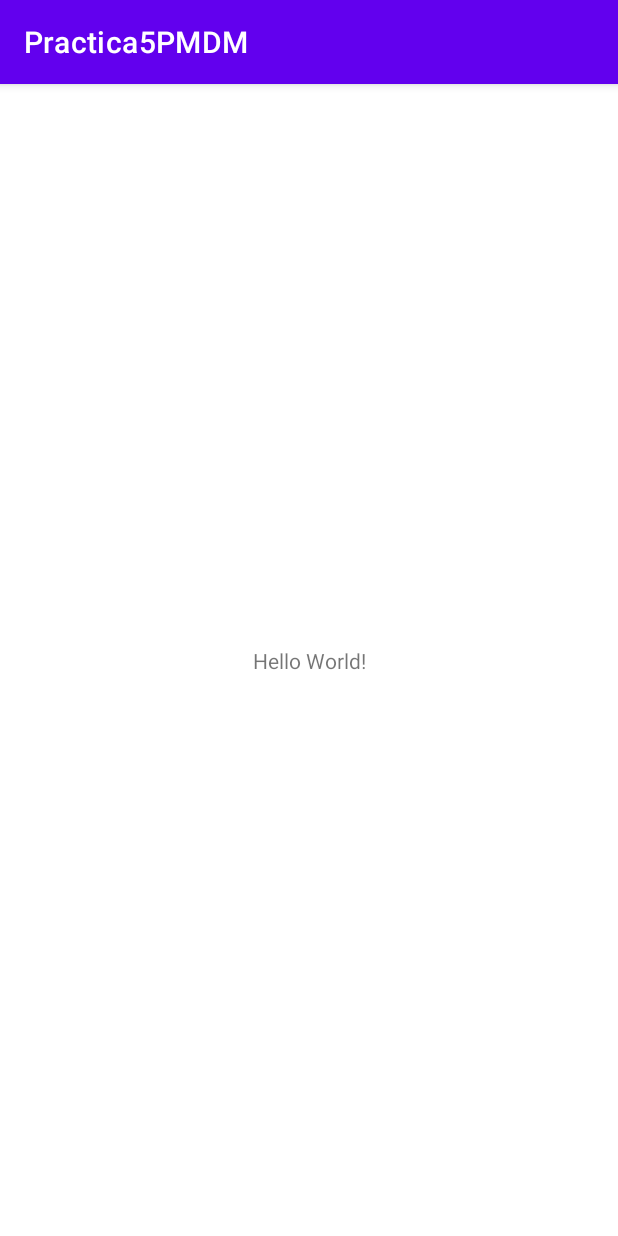
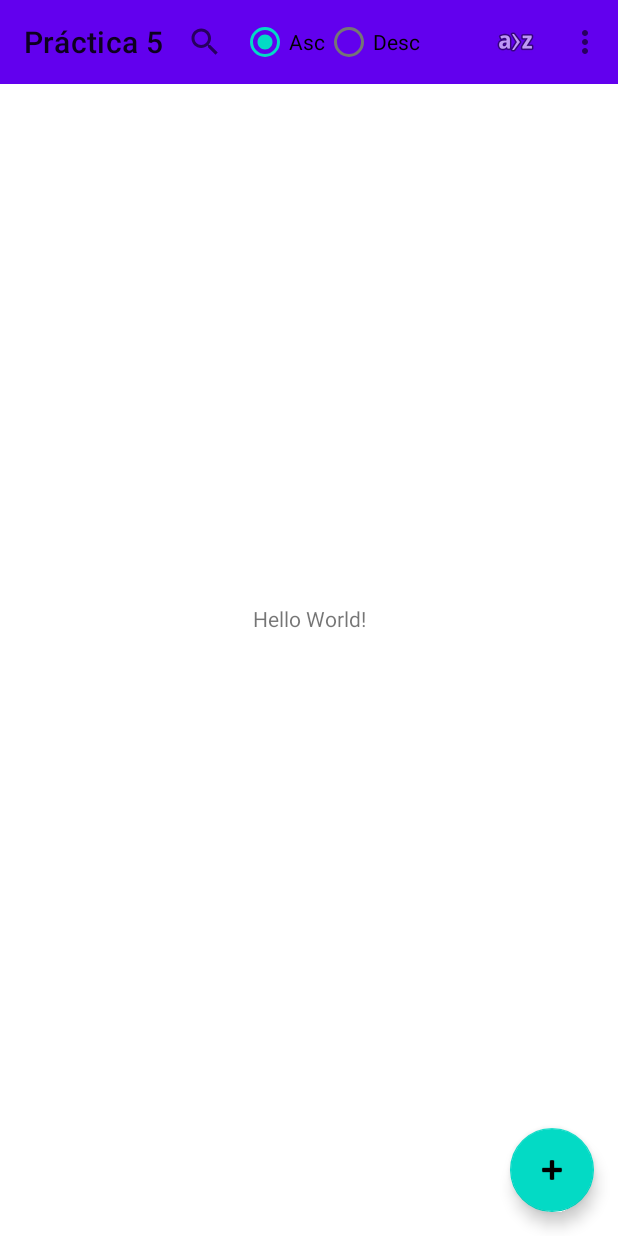
Before and after one commit to sochoa2021DanielAbellan/Practica5, an Android app: the screen it shows after launch (MainActivity), on a phone screen of 412 x 824 dp. Run offline under Robolectric (Android 15) with nearby library versions, the phone set to English and light mode, and no system bars.

```diff
--- a/app/build.gradle
+++ b/app/build.gradle
@@ -32,6 +32,18 @@ dependencies {
     implementation 'androidx.appcompat:appcompat:1.4.0'
     implementation 'com.google.android.material:material:1.4.0'
     implementation 'androidx.constraintlayout:constraintlayout:2.1.2'
+
+    implementation "androidx.room:room-runtime:2.3.0"
+    annotationProcessor "androidx.room:room-compiler:2.3.0"
+
+    implementation 'androidx.room:room-rxjava2:2.3.0'
+    implementation 'io.reactivex.rxjava2:rxandroid:2.1.1'
+    implementation 'androidx.recyclerview:recyclerview:1.2.1'
+    implementation 'androidx.cardview:cardview:1.0.0'
+
+    implementation "androidx.lifecycle:lifecycle-extensions:2.2.0"
+    annotationProcessor 'androidx.lifecycle:lifecycle-compiler:2.4.0'
+
     testImplementation 'junit:junit:4.+'
     androidTestImplementation 'androidx.test.ext:junit:1.1.3'
     androidTestImplementation 'androidx.test.espresso:espresso-core:3.4.0'
--- a/app/src/main/AndroidManifest.xml
+++ b/app/src/main/AndroidManifest.xml
@@ -11,7 +11,8 @@
         android:theme="@style/Theme.Practica5PMDM">
         <activity
             android:name=".MainActivity"
-            android:exported="true">
+            android:exported="true"
+            android:theme="@style/Theme.Practica5PMDM.NoActionBar">
             <intent-filter>
                 <action android:name="android.intent.action.MAIN" />
 
--- a/app/src/main/java/net/iessochoa/danielabellan/practica5pmdm/MainActivity.java
+++ b/app/src/main/java/net/iessochoa/danielabellan/practica5pmdm/MainActivity.java
@@ -1,8 +1,10 @@
 package net.iessochoa.danielabellan.practica5pmdm;
 
 import androidx.appcompat.app.AppCompatActivity;
+import androidx.appcompat.widget.Toolbar;
 
 import android.os.Bundle;
+import android.view.Menu;
 
 public class MainActivity extends AppCompatActivity {
 
@@ -10,5 +12,23 @@ public class MainActivity extends AppCompatActivity {
     protected void onCreate(Bundle savedInstanceState) {
         super.onCreate(savedInstanceState);
         setContentView(R.layout.activity_main);
+
+        //Creamos y asignamos la Toolbar que hemos creado en la Actividad.
+        Toolbar miToolbar = findViewById(R.id.miToolbar);
+        setSupportActionBar(miToolbar);
     }
+
+    /*
+    *Este código es necesario para que se muestre nuestro Menú previamente creado en la parte superior de la pantalla
+    */
+    @Override
+    public boolean onCreateOptionsMenu(Menu menu) {
+        getMenuInflater().inflate(R.menu.menu_main, menu);
+        return true;
+    }
+
+
+
+
+
 }
--- a/app/src/main/res/layout/activity_main.xml
+++ b/app/src/main/res/layout/activity_main.xml
@@ -1,10 +1,26 @@
 <?xml version="1.0" encoding="utf-8"?>
-<androidx.constraintlayout.widget.ConstraintLayout xmlns:android="http://schemas.android.com/apk/res/android"
+<androidx.coordinatorlayout.widget.CoordinatorLayout
+    xmlns:android="http://schemas.android.com/apk/res/android"
     xmlns:app="http://schemas.android.com/apk/res-auto"
     xmlns:tools="http://schemas.android.com/tools"
     android:layout_width="match_parent"
     android:layout_height="match_parent"
     tools:context=".MainActivity">
+
+    <com.google.android.material.appbar.AppBarLayout
+        android:id="@+id/appBarLayout"
+        android:layout_width="match_parent"
+        android:layout_height="wrap_content"
+        android:theme="@style/Theme.Practica5PMDM.AppBarOverlay">
+
+    </com.google.android.material.appbar.AppBarLayout>
+
+    <androidx.constraintlayout.widget.ConstraintLayout
+        xmlns:android="http://schemas.android.com/apk/res/android"
+        xmlns:tools="http://schemas.android.com/tools"
+        xmlns:app="http://schemas.android.com/apk/res-auto"
+        android:layout_width="match_parent"
+        android:layout_height="match_parent">
 
         <TextView
             android:layout_width="wrap_content"
@@ -16,3 +32,50 @@
             app:layout_constraintTop_toTopOf="parent" />
 
     </androidx.constraintlayout.widget.ConstraintLayout>
+
+<com.google.android.material.floatingactionbutton.FloatingActionButton
+    android:id="@+id/fab"
+    android:layout_width="wrap_content"
+    android:layout_height="wrap_content"
+    android:layout_gravity="bottom|end"
+    android:layout_margin="16dp"
+    app:srcCompat="@android:drawable/ic_input_add" />
+
+    <androidx.appcompat.widget.Toolbar
+        android:id="@+id/miToolbar"
+        android:layout_width="match_parent"
+        android:layout_height="?attr/actionBarSize"
+        android:background="?attr/colorPrimary"
+        app:popupTheme="@style/Theme.Practica5PMDM.PopupOverlay">
+
+        <androidx.appcompat.widget.SearchView
+            android:id="@+id/svBusqueda"
+            android:layout_width="wrap_content"
+            android:layout_height="match_parent" >
+
+        </androidx.appcompat.widget.SearchView>
+
+        <RadioGroup
+            android:layout_width="wrap_content"
+            android:layout_height="wrap_content"
+            android:orientation="horizontal">
+
+            <RadioButton
+                android:id="@+id/rbAscendente"
+                android:layout_width="match_parent"
+                android:layout_height="wrap_content"
+                android:checked="true"
+                android:text="@string/rbAscendente" />
+
+            <RadioButton
+                android:id="@+id/rbDescendente"
+                android:layout_width="match_parent"
+                android:layout_height="wrap_content"
+                android:text="@string/rbDescendente" />
+        </RadioGroup>
+
+    </androidx.appcompat.widget.Toolbar>
+
+
+
+</androidx.coordinatorlayout.widget.CoordinatorLayout>
--- /dev/null
+++ b/app/src/main/res/menu/menu_main.xml
@@ -0,0 +1,22 @@
+<?xml version="1.0" encoding="utf-8"?>
+<menu xmlns:app="http://schemas.android.com/apk/res-auto"
+    xmlns:android="http://schemas.android.com/apk/res/android">
+
+    <item
+        android:id="@+id/action_ordenar"
+        android:icon="@android:drawable/ic_menu_sort_alphabetically"
+        android:title=""
+        app:showAsAction="always" />
+    <item
+        android:id="@+id/action_valoravida"
+        android:title="@string/menuValora" />
+    <item
+        android:id="@+id/action_fechas"
+        android:title="@string/menuFechas" />
+    <item
+        android:id="@+id/action_setting"
+        android:title="@string/menuSetting" />
+    <item
+        android:id="@+id/action_about"
+        android:title="@string/menuAbout" />
+</menu>
--- a/app/src/main/res/values/strings.xml
+++ b/app/src/main/res/values/strings.xml
@@ -1,3 +1,9 @@
 <resources>
-    <string name="app_name">Practica5PMDM</string>
+    <string name="app_name">Práctica 5</string>
+    <string name="menuValora">Valora vida</string>
+    <string name="menuFechas">Mostrar entre fechas</string>
+    <string name="menuSetting">Configurar</string>
+    <string name="menuAbout">Acerca de...</string>
+    <string name="rbAscendente">Asc</string>
+    <string name="rbDescendente">Desc</string>
 </resources>
--- a/app/src/main/res/values/themes.xml
+++ b/app/src/main/res/values/themes.xml
@@ -13,4 +13,14 @@
         <item name="android:statusBarColor" tools:targetApi="l">?attr/colorPrimaryVariant</item>
         <!-- Customize your theme here. -->
     </style>
+
+    <style name="Theme.Practica5PMDM.NoActionBar">
+        <item name="windowActionBar">false</item>
+        <item name="windowNoTitle">true</item>
+    </style>
+
+    <style name="Theme.Practica5PMDM.AppBarOverlay" parent="ThemeOverlay.AppCompat.Dark.ActionBar"/>
+
+    <style name="Theme.Practica5PMDM.PopupOverlay" parent="ThemeOverlay.AppCompat.Light"/>
+
 </resources>
```
Lines whose indentation alone changed are shown as unchanged.
